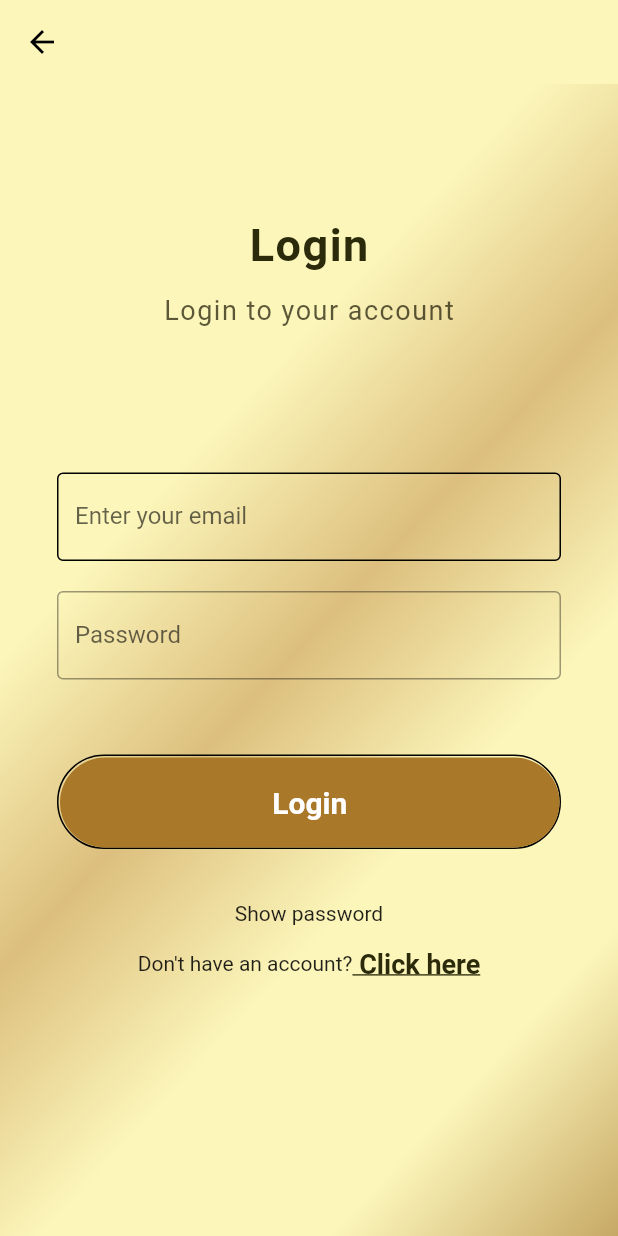
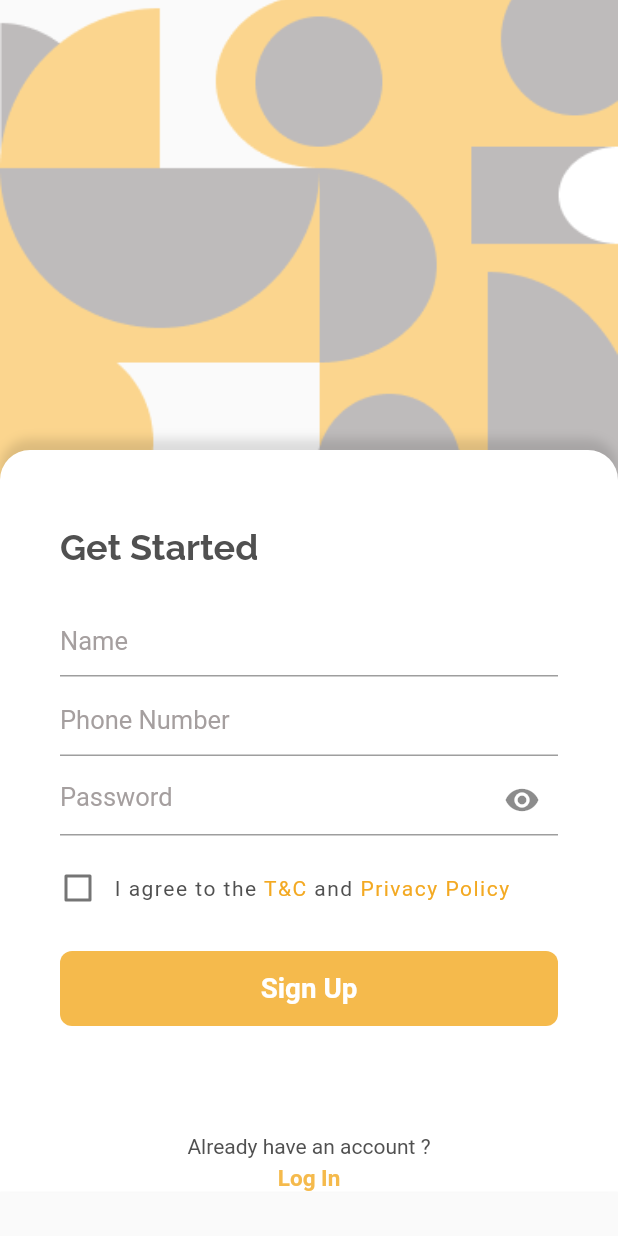
Before and after one commit to furqan789/gold-era-version_2.0, a Flutter app: the screen it shows after launch, after a tap on "LOGIN", on a phone screen of 412 x 824 dp. Run offline on Flutter 3.47's test engine with Material 2 defaults, Android fonts, the phone set to English and light mode, and no system bars; our stand-ins replace carousel_slider, csv, firebase_auth, firebase_core, fl_chart, google_fonts and 1 more; accounts and stored records are empty.

Commit message:
1/04/2022

```diff
--- a/lib/GoldInfo.dart
+++ b/lib/GoldInfo.dart
@@ -33,6 +33,10 @@ class GoldInfo extends ChangeNotifier {
 
   void getLatestDataSilver(Map<String, dynamic> taajaKhabar) {
     latestNewsSilver = taajaKhabar;
+    print(latestNewsSilver);
+    print(taajaKhabar);
+
+
   }
   Map<String, dynamic> setLatestData() {
     return latestNews;
--- a/lib/GoldpriceModel.dart
+++ b/lib/GoldpriceModel.dart
@@ -176,7 +176,6 @@ class GoldpriceModel {
       );
 
       String data = response.body;
-
       data = data.substring(1, data.length - 1); // get rid of curly braces
       var list = data.split(",");
       var temp = [];
--- a/lib/MainPage.dart
+++ b/lib/MainPage.dart
@@ -7,7 +7,9 @@ class MainPage extends StatelessWidget {
 
   @override
   Widget build(BuildContext context) {
+
     return Scaffold(
+
         body:SafeArea(
             child: Container(
               decoration: BoxDecoration(
--- a/lib/login.dart
+++ b/lib/login.dart
@@ -7,6 +7,11 @@ import 'GoldpriceModel.dart';
 import 'package:provider/provider.dart';
 import 'GoldInfo.dart';
 import 'GoldpriceModel.dart';
+import 'package:flutter/material.dart';
+import 'package:flutter/cupertino.dart';
+import 'package:google_fonts/google_fonts.dart';
+
+import 'package:flutter/services.dart';
 
 class LoginPage extends StatefulWidget {
   @override
@@ -14,6 +19,8 @@ class LoginPage extends StatefulWidget {
 }
 
 class _LoginPageState extends State<LoginPage> {
+  bool subvalue = false;
+  bool _isObscure = true;
   FirebaseAuth _firebaseAuth;
   String _email, _password;
   bool showPassword = true, isLoaded = false;
@@ -78,28 +85,16 @@ class _LoginPageState extends State<LoginPage> {
   @override
   Widget build(BuildContext context) {
     _firebaseAuth = FirebaseAuth.instance;
+    bool subvalue = false;
+    bool _isObscure = true;
 
-    return Scaffold(
-      backgroundColor: Colors.transparent,
-      appBar: AppBar(
-        elevation: 0,
-        brightness: Brightness.light,
-        backgroundColor: Colors.white,
-        flexibleSpace: Container(
+    return Container(
       decoration: BoxDecoration(
-              gradient: LinearGradient(
-                  begin: Alignment.centerLeft,
-                  end: Alignment.bottomRight,
-                  colors: [
-                Color(0xfffcf6ba),
-                Color(0xfffcf6ba),
-              ])),
+        color: Color(0xffF8F8F8),
       ),
-        iconTheme: IconThemeData(
-          color: Colors.black,
-        ),
-      ),
-      body: ModalProgressHUD(
+      child: Scaffold(
+        body: SingleChildScrollView(
+          child: ModalProgressHUD(
             inAsyncCall: isLoaded,
             progressIndicator: CircularProgressIndicator(
                 backgroundColor: Colors.brown.shade50.withOpacity(0.8),
@@ -107,60 +102,52 @@ class _LoginPageState extends State<LoginPage> {
                   Colors.brown.shade200.withOpacity(0.8),
                 )),
             child: Container(
+                width: double.infinity,
+
+                child: Column(
+                  crossAxisAlignment: CrossAxisAlignment.stretch,
+                  mainAxisAlignment: MainAxisAlignment.spaceEvenly,
+                  children: <Widget>[
+                    Stack(
+                      children: [
+                        Container(
+                          width: MediaQuery.of(context).size.width,
+                          height: MediaQuery.of(context).size.height*0.5,
                           decoration: BoxDecoration(
-                gradient: LinearGradient(
-                    begin: Alignment.centerLeft,
-                    end: Alignment.bottomRight,
-                    colors: [
-                  Color(0xfffcf6ba),
-                  Color(0xffdcbf7e),
-                  Color(0xfffcf6ba),
-                  Color(0xfffcf6ba),
-                  Color(0xffc7a865),
-                ])),
-            height: MediaQuery.of(context).size.height,
-            width: double.infinity,
-            child: Column(
-              mainAxisAlignment: MainAxisAlignment.spaceBetween,
-              children: <Widget>[
-                Expanded(
-                    child: Column(
-                  children: [
-                    SizedBox(
-                      height: 90,
-                    ),
-                    Column(
-                      children: [
-                        Text(
-                          'Login',
-                          style: TextStyle(
-                            fontSize: 30,
-                            letterSpacing: 1,
-                            fontWeight: FontWeight.bold,
-                            color: Color(0xFF2B2A0B),
+                              image: DecorationImage(
+                                  image: AssetImage('assets/images/sign_up_bg.png'),
+                                  fit: BoxFit.cover
+                              )
                           ),
                         ),
-                        SizedBox(
-                          height: 15,
+                        SingleChildScrollView(
+                          child: Container(
+                            margin: EdgeInsets.only(top:300),
+                            height: MediaQuery.of(context).size.height*0.6,
+                            decoration: BoxDecoration(
+                                boxShadow: <BoxShadow>[
+                                  BoxShadow(
+                                      color: Colors.black12,
+                                      blurRadius: 5.0,
+                                      offset: Offset(0, -7.0)
+                                  )
+                                ],
+                                borderRadius: BorderRadius.only(topRight: Radius.circular(20),topLeft: Radius.circular(20)),
+                                color: Colors.white
                             ),
-                        Text('Login to your account',
-                            style: TextStyle(
-                              fontSize: 18,
-                              color: Color(0xbe24200a),
-                              letterSpacing: 1,
-                            ))
-                      ],
-                    ),
-                    SizedBox(
-                      height: 60,
-                    ),
-                    Padding(
-                      padding: const EdgeInsets.all(38.0),
                             child: Form(
                               key: _formkey,
+                              child: Padding(
+                                padding: const EdgeInsets.only(top:50.0,left:40,right: 40),
+
                                 child: Column(
+                                  crossAxisAlignment: CrossAxisAlignment.start,
+                                  mainAxisAlignment: MainAxisAlignment.start,
                                   children: [
-                            TextFormField(
+                                    Text('Get Started', style: GoogleFonts.raleway(fontSize: 24,fontWeight: FontWeight.w700,color:Color(0xff505050)),),
+                                    Padding(
+                                      padding: const EdgeInsets.only( bottom: 5,top: 25),
+                                      child: TextFormField(
                                         validator: (value) {
                                           if (value == null || value == "") {
                                             return "Please do not leave this field blank";
@@ -174,18 +161,35 @@ class _LoginPageState extends State<LoginPage> {
                                         onSaved: (value) {
                                           _email = value;
                                         },
-                              decoration: InputDecoration(
-                                enabledBorder: OutlineInputBorder(
-                                    borderSide: BorderSide(
-                                  color: Colors.black,
-                                )),
-                                labelText: 'Enter your email',
+                                        decoration: const InputDecoration(
+                                            border: UnderlineInputBorder(),
+                                            hintText: 'Name',
+                                            hintStyle: TextStyle(color: Color(
+                                                0xffa59f9f),fontSize: 17)
+
+
                                         ),
                                       ),
-                            SizedBox(
-                              height: 20,
                                     ),
-                            TextFormField(
+                                    Padding(
+                                      padding: const EdgeInsets.symmetric(horizontal: 0, vertical: 0),
+                                      child: TextFormField(
+                                        keyboardType: TextInputType.number,
+                                        inputFormatters: <TextInputFormatter>[
+                                          FilteringTextInputFormatter.allow(RegExp(r'[0-9]')),
+                                        ],
+
+                                        decoration: const InputDecoration(
+                                            border: UnderlineInputBorder(),
+                                            hintText: 'Phone Number',
+                                            hintStyle: TextStyle(color: Color(
+                                                0xffa59f9f),fontSize: 17)
+                                        ),
+                                      ),
+                                    ),
+                                    Padding(
+                                      padding: const EdgeInsets.symmetric(horizontal: 0, vertical: 5),
+                                      child: TextFormField(
                                         validator: (value) {
                                           if (value == null || value == "") {
                                             return "Please don't leave this field empty";
@@ -199,28 +203,62 @@ class _LoginPageState extends State<LoginPage> {
                                         onSaved: (value) {
                                           value != null ? _password = value : null;
                                         },
-                              obscureText: showPassword,
+                                        obscureText: _isObscure,
+                                        enableSuggestions: false,
+                                        autocorrect: false,
+
                                         decoration: InputDecoration(
-                                  border: OutlineInputBorder(),
-                                  labelText: 'Password'),
+                                            border: UnderlineInputBorder(),
+                                            hintText: 'Password',
+                                            suffixIcon: IconButton(
+                                                icon: Icon(
+                                                    _isObscure ? Icons.visibility : Icons.visibility_off),
+                                                onPressed: () {
+                                                  setState(() {
+                                                    _isObscure = !_isObscure;
+                                                  });
+                                                }),
+                                            hintStyle: TextStyle(color: Color(
+                                                0xffa59f9f),fontSize: 17)
                                         ),
-                            SizedBox(
-                              height: 50,
+                                      ),
                                     ),
                                     Container(
-                              padding: EdgeInsets.only(left: 1, top: 1),
-                              decoration: BoxDecoration(
-                                  borderRadius: BorderRadius.circular(50),
-                                  border: Border(
-                                    bottom: BorderSide(color: Colors.black),
-                                    right: BorderSide(color: Colors.black),
-                                    left: BorderSide(color: Colors.black),
-                                    top: BorderSide(color: Colors.black),
-                                  )),
-                              child: MaterialButton(
-                                height: 60,
-                                minWidth: double.infinity,
-                                onPressed: () async {
+                                      padding: EdgeInsets.only(bottom: 30,top:18),
+
+                                      child: Row(
+
+                                        children: [
+                                          SizedBox(
+                                            height:24,
+                                            width: 24,
+                                            child: Checkbox(value: this.subvalue, onChanged: (bool value) {
+                                              setState(() {
+                                                this.subvalue = value;
+                                              },);
+                                            }),
+                                          ),
+                                          SizedBox(width: 12,),
+                                          RichText(
+                                            text: TextSpan(
+                                              text: 'I agree to the',
+                                              style:TextStyle(color: Color(0xff505050),letterSpacing: 1),
+                                              children: <TextSpan>[
+                                                TextSpan(text: ' T&C ', style: TextStyle(color: Color(
+                                                    0xfff3a922),)),
+                                                TextSpan(text: 'and'),
+                                                TextSpan(text: ' Privacy Policy',style: TextStyle(color: Color(
+                                                    0xfff3a922),)),
+                                              ],
+                                            ),
+                                          )
+
+                                        ],
+                                      ),
+                                    ),
+                                    Center(
+                                      child: InkWell(
+                                        onTap: () async {
                                           if (formSubmission()) {
                                             try {
                                               setState(() {
@@ -247,8 +285,10 @@ class _LoginPageState extends State<LoginPage> {
                                                         .getGoldData(value);
                                                   });
                                                 }).then((value) async {
-                                                  GoldpriceModel()
-                                                      .getLatestPricesSilver().then((value) => Provider.of<GoldInfo>(context,listen: false).getLatestDataSilver(value));
+                                                  await GoldpriceModel()
+                                                      .getLatestPricesSilver().then((value) { Provider.of<GoldInfo>(context,listen: false).getLatestDataSilver(value);
+                                                  print(Provider.of<GoldInfo>(context,listen: false).setLatestDataSilver());
+                                                      });
                                                 });
 
                                                 setState(() {
@@ -276,63 +316,51 @@ class _LoginPageState extends State<LoginPage> {
                                             }
                                           }
                                         },
-                                elevation: 0,
-                                color: Color(0xFFA97829),
-                                shape: RoundedRectangleBorder(
-                                    borderRadius: BorderRadius.circular(50)),
-                                child: Text(
-                                  'Login',
-                                  style: TextStyle(
-                                    color: Colors.white,
-                                    fontSize: 20,
-                                    fontWeight: FontWeight.w600,
+
+                                        child: Container(
+                                          height:50,
+                                          width:MediaQuery.of(context).size.width,//set your height here
+                                          //set your width here
+                                          decoration: BoxDecoration(
+                                              color: Color(0xffF5BA4C),
+                                              borderRadius: BorderRadius.all(Radius.circular(8))
+
+                                          ),
+                                          child: Center(child: Text('Sign Up', textAlign: TextAlign.center, style: TextStyle(color: Colors.white, fontSize: 18.5,fontWeight: FontWeight.w600,
+                                          ),)),
+                                        ),
+                                      ),
+                                    ),
+                                    Spacer(),
+
+                                    Center(
+                                      child: Column(
+                                        children: [
+                                          Text('Already have an account ?',style: TextStyle(color: Color(0xff505050)),),SizedBox(height: 4,),
+                                          GestureDetector(onTap: null,child: Text('Log In',style: TextStyle(color:Color(0xffF5BA4C),fontSize: 15,fontWeight: FontWeight.w600
+                                          ))),
+                                        ],
+                                      ),
+                                    )
+
+                                  ],
                                 ),
                               ),
                             ),
                           ),
-                            SizedBox(
-                              height: 20,
+                        )
+
+
+
+
+                      ],
                     ),
-                            Padding(
-                              padding: const EdgeInsets.all(15.0),
-                              child: GestureDetector(
-                                  onTap: () {
-                                    setState(() {
-                                      showPassword = false;
-                                    });
-                                  },
-                                  child: Text('Show password')),
-                            ),
-                            Row(
-                              mainAxisAlignment: MainAxisAlignment.center,
-                              children: [
-                                Text(
-                                  "Don't have an account?",
-                                ),
-                                GestureDetector(
-                                  onTap: () {
-                                    Navigator.pushNamed(context, 'Sign Up');
-                                  },
-                                  child: Text(
-                                    ' Click here',
-                                    style: TextStyle(
-                                      decoration: TextDecoration.underline,
-                                      fontSize: 18,
-                                      fontWeight: FontWeight.w600,
-                                      color: Color(0xFF2B2A0B),
+
+
+                  ],
+                )),
           ),
         ),
-                                ),
-                              ],
-                            )
-                          ],
-                        ),
-                      ),
-                    ),
-                  ],
-                )),
-              ],
-            )),
       ),
     );
   }
--- a/pubspec.yaml
+++ b/pubspec.yaml
@@ -38,6 +38,8 @@ dependencies:
   provider: ^5.0.0
   url_launcher: ^6.0.3
   ml_algo: ^16.3.2
+  google_fonts: 2.1.0
+
 
 
 
@@ -58,6 +60,8 @@ flutter:
   # the material Icons class.
   uses-material-design: true
   assets:
+    - assets/images/
+    - assets/icons/
     - assets/
 
 
```
Also changed, not shown: lib/Cart.dart (+11 -6 lines), lib/bottom.dart (+18 -10 lines), lib/first.dart (+32 -31 lines), assets/images/sign_up_bg.png (added), pubspec.lock. Lines whose indentation alone changed are shown as unchanged.
